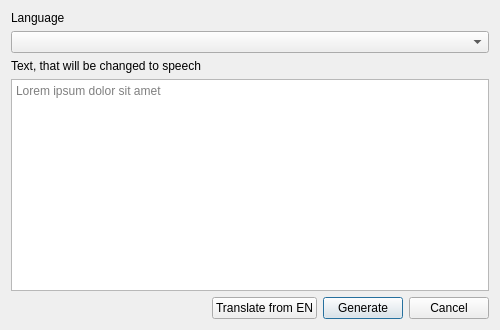
This is ui/layouts/TTSManagerDialog.ui in IMatynia/epicki-soundboard-v3 as Qt 5 draws it before an edit. The edited form follows.
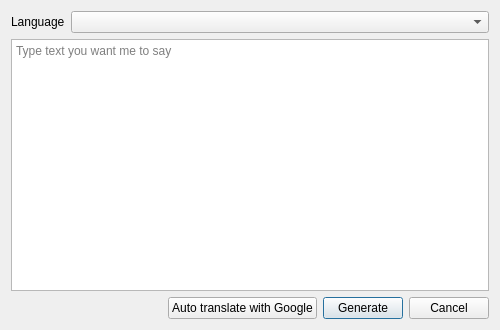
This is the edited form.

Commit message: updated uis and TTS manager done

Patch:
```diff
--- a/ui/layouts/TTSManagerDialog.ui
+++ b/ui/layouts/TTSManagerDialog.ui
@@ -15,6 +15,8 @@
   </property>
   <layout class="QVBoxLayout" name="verticalLayout">
    <item>
+    <layout class="QHBoxLayout" name="horizontalLayout_2">
+     <item>
     <widget class="QLabel" name="label">
      <property name="text">
       <string>Language</string>
@@ -31,17 +33,12 @@
      </property>
     </widget>
    </item>
-   <item>
-    <widget class="QLabel" name="label_2">
-     <property name="text">
-      <string>Text, that will be changed to speech</string>
-     </property>
-    </widget>
+    </layout>
    </item>
    <item>
     <widget class="QTextEdit" name="teText">
      <property name="placeholderText">
-      <string>Lorem ipsum dolor sit amet</string>
+      <string>Type text you want me to say</string>
      </property>
     </widget>
    </item>
@@ -66,7 +63,7 @@
         <string>Translates the english text into desired language</string>
        </property>
        <property name="text">
-        <string>Translate from EN</string>
+        <string>Auto translate with Google</string>
        </property>
       </widget>
      </item>
```
Left out of the diff: 2 changed lines with no effect on the pictures. Lines whose indentation alone changed are shown as unchanged. The commit also changes 3 other files.
